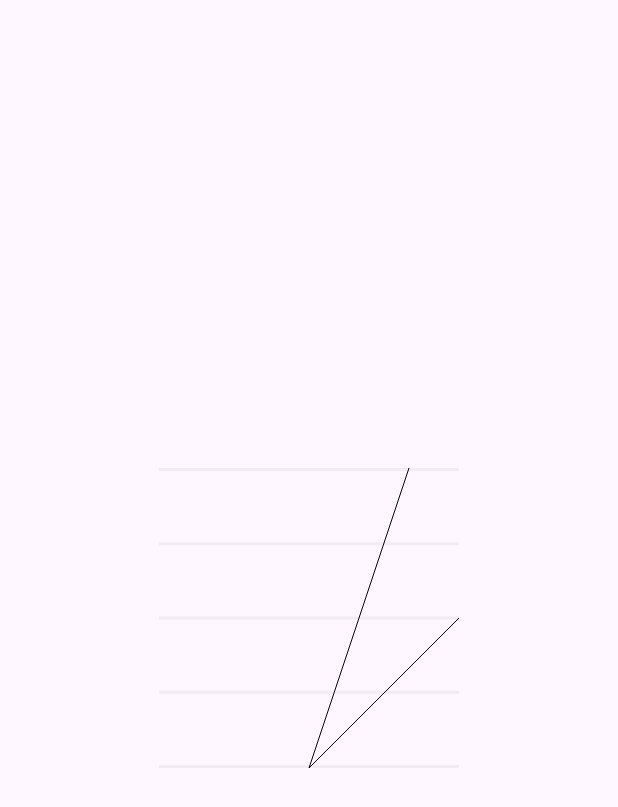
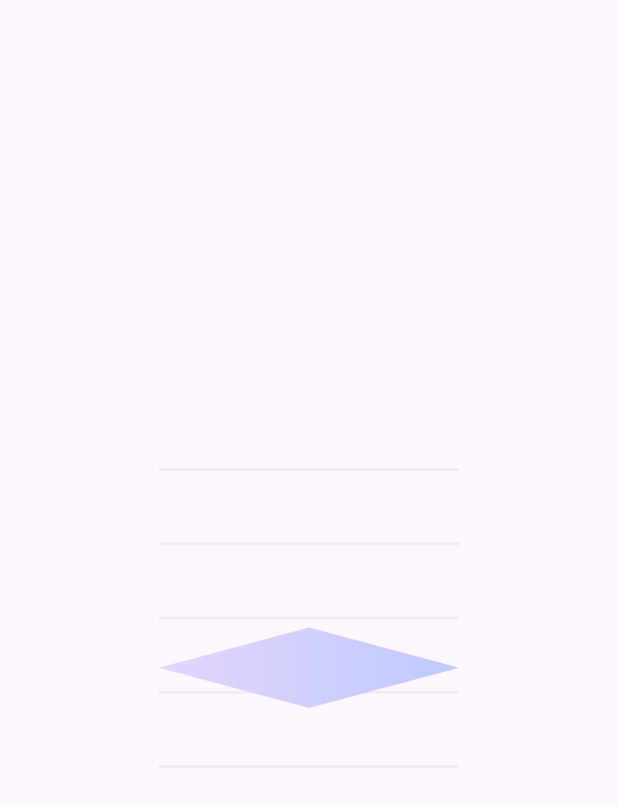
Before and after one commit to S-Sajon/flutter-custom-paint-graph, a Flutter app: the screen it shows after launch, on a phone screen of 412 x 824 dp. Shown: the top 807 px of the screen. Run offline on Flutter 3.47's test engine with Material 3 defaults, Android fonts, the phone set to English and light mode, and no system bars.

Commit message:
At least 1 step done, many more to go

```diff
--- a/lib/main.dart
+++ b/lib/main.dart
@@ -1,6 +1,6 @@
 import 'package:flutter/material.dart';
-import 'package:flutter/painting.dart';
 import 'dart:math' as math;
+import 'dart:ui' as ui;
 
 void main() {
   runApp(const MyApp());
@@ -37,10 +37,7 @@ class MyApp extends StatelessWidget {
           child: Container(
             clipBehavior: .antiAlias,
             decoration: BoxDecoration(),
-            child: const CustomPaint(
-              painter: PaintBarGraph(),
-              size: Size(200, 200),
-            ),
+            child: CustomPaint(painter: PaintBarGraph(), size: Size(200, 200)),
           ),
         ),
       ),
@@ -49,39 +46,66 @@ class MyApp extends StatelessWidget {
 }
 
 class PaintBarGraph extends CustomPainter {
-  const PaintBarGraph();
+  PaintBarGraph();
+
+  final backGroundPaint = Paint()
+    ..color = .fromRGBO(0, 0, 0, 0.05)
+    ..strokeWidth = 2
+    ..style = .stroke;
+
   @override
   void paint(Canvas canvas, Size size) {
+    const double viewAngle = 15;
     final widthMidPoint = size.width / 2;
-    final heightMidPoint = size.height / 2;
-    final backGroundPaint = Paint();
-    const double strokeWidth = 2;
-    backGroundPaint
-      ..color = .fromRGBO(0, 0, 0, 0.05)
-      ..strokeWidth = strokeWidth
-      ..style = .stroke;
+
     for (var y in List.generate(
       5,
       (idx) =>
-          ((size.height - 5 * strokeWidth) / 4) * idx +
-          strokeWidth / 2 +
-          strokeWidth * idx,
+          ((size.height - 5 * backGroundPaint.strokeWidth) / 4) * idx +
+          backGroundPaint.strokeWidth / 2 +
+          backGroundPaint.strokeWidth * idx,
     )) {
       canvas.drawLine(Offset(0, y), Offset(size.width, y), backGroundPaint);
     }
 
-    final groundPainter = Paint();
+    // final groundPainter = Paint();
+    // final groundPlaneY =
+    //     size.height - _getAdjacentForOpposite(viewAngle, widthMidPoint);
+    final groundOriginPoint = Offset(widthMidPoint, size.height - 40);
+    // canvas.drawLine(
+    //   groundOriginPoint,
+    //   _getAngledOffset(groundOriginPoint, widthMidPoint, -viewAngle),
+    //   groundPainter,
+    // );
+    // canvas.drawLine(
+    //   groundOriginPoint,
+    //   _getAngledOffset(groundOriginPoint, widthMidPoint, (180 + viewAngle)),
+    //   groundPainter,
+    // );
+    List<Offset> points = getPointsForPolygon(
+      groundOriginPoint,
+      widthMidPoint,
+      viewAngle,
+    );
 
-    canvas.drawLine(
-      Offset(widthMidPoint, size.height),
-      Offset(size.width, _getAdjacentForOpposite(45, widthMidPoint)),
-      groundPainter,
-    );
-    canvas.drawLine(
-      Offset(widthMidPoint, size.height),
-      Offset(size.width, _getAdjacentForOpposite(135, widthMidPoint)),
-      groundPainter,
-    );
+    final planePath = Path();
+    if (points.isNotEmpty) {
+      planePath.moveTo(points.first.dx, points.first.dy);
+      for (int i = 1; i < points.length; i++) {
+        planePath.lineTo(points[i].dx, points[i].dy);
+      }
+      planePath.close();
+    }
+
+    final planePainter = Paint()
+      ..shader = ui.Gradient.linear(points[3], points[1], [
+        Color(0xFFE5D5FF),
+        Color(0xFFBDCBFD),
+      ])
+      ..style = .fill;
+    canvas.drawPath(planePath, planePainter);
+
+    // canvas.drawRRect(RRect.fromRectAndCorners(Rect.fromPoints(a, b)), paint)
     // final rectPainter = Paint();
   }
 
@@ -93,6 +117,29 @@ double _degToRadian(double degree) {
   return degree * math.pi / 180;
 }
 
-double _getAdjacentForOpposite(double angle, double oppositeLength) {
-  return oppositeLength * math.tan(_degToRadian(angle));
+Offset _getAngledOffset(Offset origin, double oppositeLength, double angle) {
+  final radiansAngle = _degToRadian(angle);
+  final distance = (oppositeLength / math.cos(radiansAngle)).abs();
+  return Offset(
+    origin.dx + distance * math.cos(radiansAngle),
+    origin.dy - distance * math.sin(radiansAngle),
+  );
 }
+
+List<Offset> getPointsForPolygon(
+  Offset origin,
+  double xProjectionLength,
+  double angleOfPoint1And2,
+) {
+  return [
+    origin,
+    _getAngledOffset(origin, xProjectionLength, angleOfPoint1And2),
+    origin -
+        Offset(
+          0,
+          2 * math.tan(_degToRadian(angleOfPoint1And2)) * xProjectionLength,
+        ),
+    _getAngledOffset(origin, xProjectionLength, 180 - angleOfPoint1And2),
+    origin,
+  ];
+}
```
